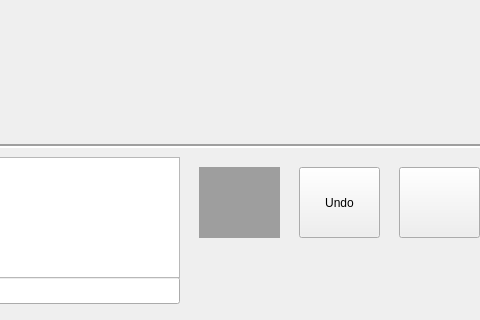
Before: the Qt Designer form Qwirkle-master/ProjectQ/game.ui in Praktikumsgruppe-1/Qwirkle, drawn with Qt 5; both pictures show x 871 to 1351 and y 483 to 803 of the 1508 by 803 pixel window.
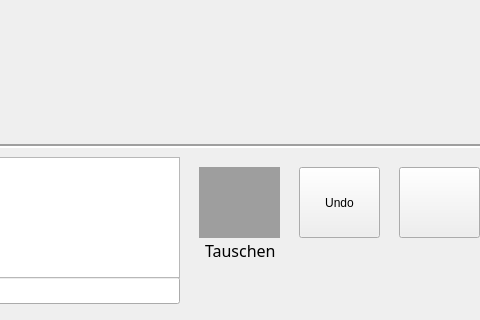
After: the same form once the commit is applied. Icons and pictures are not drawn. Custom widgets are drawn as their Qt base class.

Patch:
```diff
--- a/Qwirkle-master/ProjectQ/game.ui
+++ b/Qwirkle-master/ProjectQ/game.ui
@@ -291,6 +291,25 @@
     </widget>
    </widget>
   </widget>
+  <widget class="QLabel" name="label_3">
+   <property name="geometry">
+    <rect>
+     <x>1076</x>
+     <y>723</y>
+     <width>71</width>
+     <height>20</height>
+    </rect>
+   </property>
+   <property name="font">
+    <font>
+     <family>Candara Light</family>
+     <pointsize>12</pointsize>
+    </font>
+   </property>
+   <property name="text">
+    <string>Tauschen</string>
+   </property>
+  </widget>
  </widget>
  <customwidgets>
   <customwidget>
```
Left out of the diff: 11 changed lines with no effect on the pictures.
